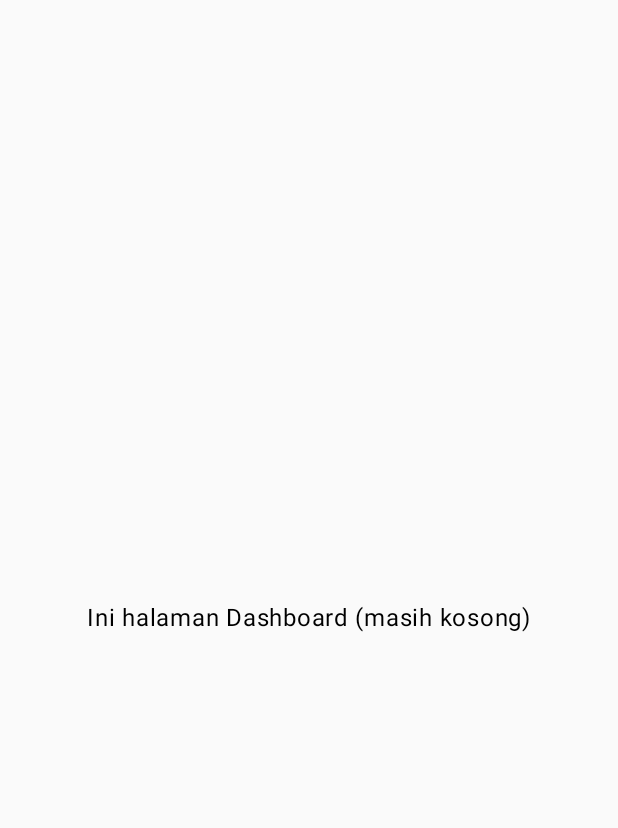
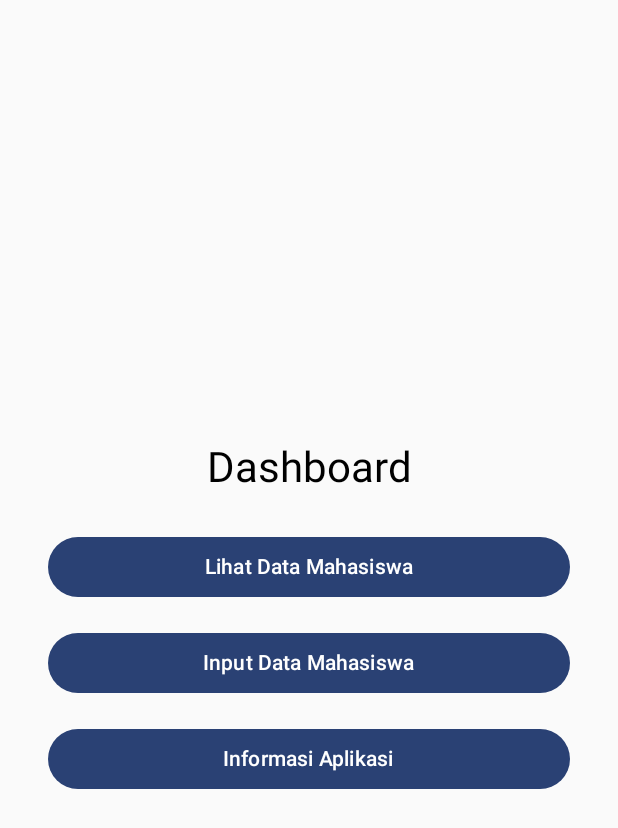
Before and after one commit to fauuzann/fauzanabdillah_vsga_jmp, an Android app built with Jetpack Compose: the DashboardScreen screen opened through its navigation route, on a phone screen of 412 x 824 dp. Shown: the top 828 px of the screen. Run offline under Robolectric (Android 15) with nearby library versions, the light colour scheme and no system bars.

Commit message:
Tambah DashboardScreen dengan 3 tombol navigasi (Lihat, Input, Info)

```diff
--- a/app/src/main/java/com/fauzana0133/kampuskuvsga/navigation/AppNavigation.kt
+++ b/app/src/main/java/com/fauzana0133/kampuskuvsga/navigation/AppNavigation.kt
@@ -1,5 +1,6 @@
 package com.fauzana0133.kampuskuvsga.navigation
 
+import androidx.compose.material3.Text
 import androidx.compose.runtime.Composable
 import androidx.navigation.NavHostController
 import androidx.navigation.compose.NavHost
@@ -18,5 +19,16 @@ fun AppNavigation(navController: NavHostController) {
         composable(Screen.Dashboard.route) {
             DashboardScreen(navController)
         }
+
+        composable(Screen.ListMahasiswa.route) {
+            Text("List Mahasiswa - Coming Soon")
+        }
+        composable(Screen.InputMahasiswa.route) {
+            Text("Input Mahasiswa - Coming Soon")
+        }
+        composable(Screen.Info.route) {
+            Text("Informasi Aplikasi - Coming Soon")
+        }
+
     }
 }
--- a/app/src/main/java/com/fauzana0133/kampuskuvsga/navigation/Screen.kt
+++ b/app/src/main/java/com/fauzana0133/kampuskuvsga/navigation/Screen.kt
@@ -4,4 +4,8 @@ sealed class Screen(val route: String) {
     object Splash : Screen("splash")
     object Login : Screen("login")
     object Dashboard : Screen("dashboard")
+    object ListMahasiswa : Screen("list_mahasiswa")
+    object InputMahasiswa : Screen("input_mahasiswa")
+    object Info : Screen("info")
+
 }
--- a/app/src/main/java/com/fauzana0133/kampuskuvsga/screen/DashboardScreen.kt
+++ b/app/src/main/java/com/fauzana0133/kampuskuvsga/screen/DashboardScreen.kt
@@ -1,17 +1,52 @@
 package com.fauzana0133.kampuskuvsga.screen
 
 import androidx.compose.foundation.layout.*
-import androidx.compose.material3.Text
+import androidx.compose.material3.*
 import androidx.compose.runtime.Composable
 import androidx.compose.ui.Alignment
 import androidx.compose.ui.Modifier
+import androidx.compose.ui.unit.dp
+import androidx.navigation.NavController
+import com.fauzana0133.kampuskuvsga.navigation.Screen
 
 @Composable
-fun DashboardScreen(navController: androidx.navigation.NavController) {
+fun DashboardScreen(navController: NavController) {
     Box(
-        modifier = Modifier.fillMaxSize(),
+        modifier = Modifier
+            .fillMaxSize()
+            .padding(32.dp),
         contentAlignment = Alignment.Center
     ) {
-        Text(text = "Ini halaman Dashboard (masih kosong)")
+        Column(
+            horizontalAlignment = Alignment.CenterHorizontally
+        ) {
+            Text(text = "Dashboard", style = MaterialTheme.typography.headlineMedium)
+            Spacer(modifier = Modifier.height(24.dp))
+
+            Button(
+                onClick = { navController.navigate(Screen.ListMahasiswa.route) },
+                modifier = Modifier.fillMaxWidth()
+            ) {
+                Text("Lihat Data Mahasiswa")
+            }
+
+            Spacer(modifier = Modifier.height(16.dp))
+
+            Button(
+                onClick = { navController.navigate(Screen.InputMahasiswa.route) },
+                modifier = Modifier.fillMaxWidth()
+            ) {
+                Text("Input Data Mahasiswa")
+            }
+
+            Spacer(modifier = Modifier.height(16.dp))
+
+            Button(
+                onClick = { navController.navigate(Screen.Info.route) },
+                modifier = Modifier.fillMaxWidth()
+            ) {
+                Text("Informasi Aplikasi")
+            }
+        }
     }
 }
```
